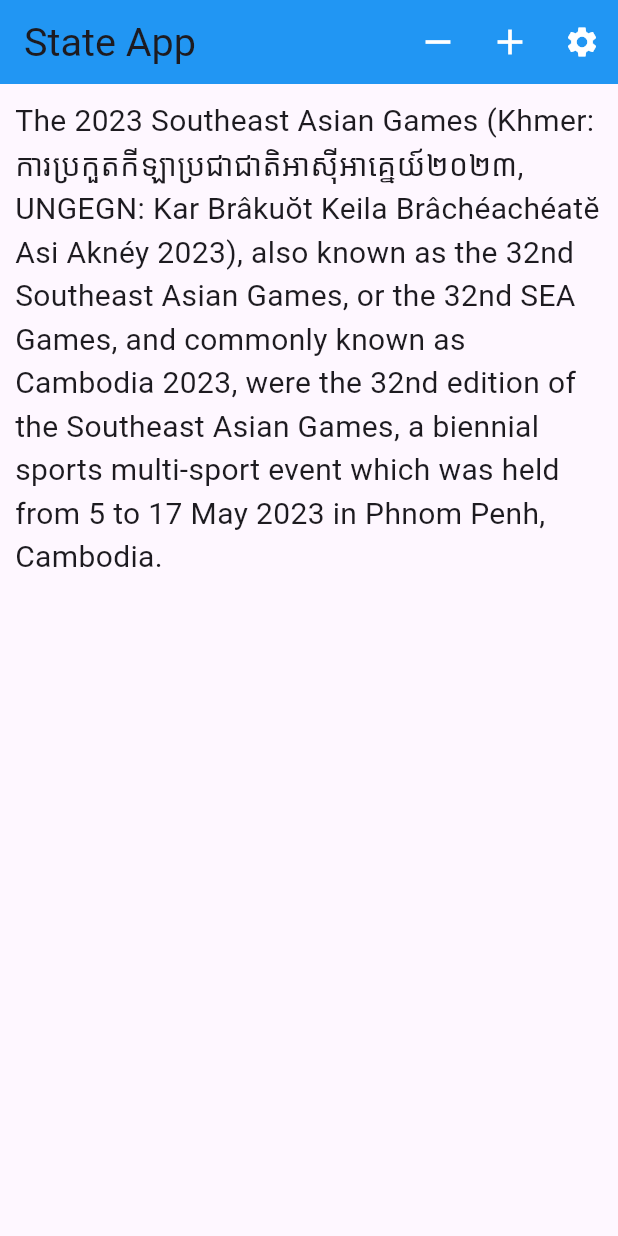
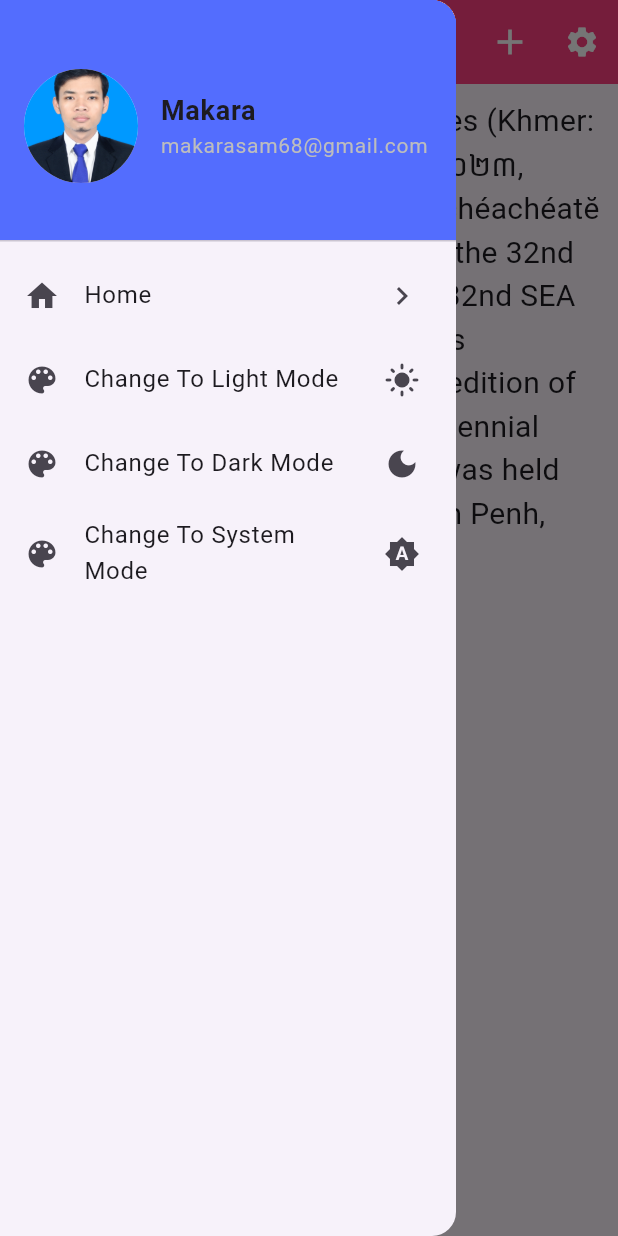
Before and after one commit to makararupp/Wedgit_Flutter, a Flutter app: the screen it shows after launch, with the side drawer open (before the commit the screen has no drawer), on a phone screen of 412 x 824 dp. Run offline on Flutter 3.47's test engine with Material 3 defaults, Android fonts, the light colour scheme and no system bars; our stand-ins replace font_awesome_flutter.

Commit message:
themData_with_Drawer

```diff
--- a/lib/state_module/apps/state_app.dart
+++ b/lib/state_module/apps/state_app.dart
@@ -15,12 +15,18 @@ class StateApp extends StatelessWidget {
       child: MaterialApp(
         home: StatePage(),
         debugShowCheckedModeBanner: false,
+        themeMode: ThemeMode.system,
         theme: ThemeData(
+           canvasColor: Colors.white,
+            appBarTheme: AppBarTheme(
+              color: Colors.pinkAccent,
+            ),
+        ),
+        darkTheme: ThemeData(
+          brightness: Brightness.dark,
+          primarySwatch: Colors.blue,
           appBarTheme: AppBarTheme(
-            color: Colors.blue,
-          ),
-          textTheme: Theme.of(context).textTheme.apply(
-            fontSizeFactor: 1.2, // Scale up all text sizes by 20%
+            color: Colors.blueGrey[900],
           ),
         ),
       ),
--- a/lib/state_module/logics/counter_logic.dart
+++ b/lib/state_module/logics/counter_logic.dart
@@ -13,4 +13,5 @@ class CounterLogic extends ChangeNotifier{
     _counter++;
     notifyListeners();
   }
+
 }
--- a/lib/state_module/pages/state_page.dart
+++ b/lib/state_module/pages/state_page.dart
@@ -18,10 +18,89 @@ class _StatePageState extends State<StatePage> {
     return Scaffold(
       appBar: _buildAppBar(),
       body: _buildBody(),
+      drawer: _buildDrawer(),
     );
   }
+  Widget _buildDrawer(){
+    return Drawer(
+      child: ListView(
+        children: [
+             DrawerHeader(
+               decoration: BoxDecoration(color: Colors.indigoAccent),
+              child: Row(
+                crossAxisAlignment: CrossAxisAlignment.center,
+                children: [
+                  Center(
+                    child: CircleAvatar(
+                      radius: 38,
+                      backgroundImage: AssetImage('assets/images/Profile.jpg'),
+                    ),
+                  ),
+                  SizedBox(width: 15.0),
+                  Expanded(
+                    child: Column(
+                      mainAxisAlignment: MainAxisAlignment.center,
+                      crossAxisAlignment: CrossAxisAlignment.start,
+                      children: [
+                        Text('Makara',
+                          style: TextStyle(
+                            fontSize: 18.0,
+                            fontWeight: FontWeight.bold,
+                          ),
+                        ),
+                        Text('makarasam68@gmail.com',
+                          style: TextStyle(fontSize: 14,
+                            color: Colors.grey[400],
+                            overflow: TextOverflow.ellipsis,
+                          ),
+                        )
+                      ],
+                    ),
+                  ),
+                ],
+              ),
+            ),
+          ListTile(
+            leading: Icon(Icons.home),
+            title: Text('Home'),
+            trailing: Icon(Icons.navigate_next),
+            onTap: (){
+              // Using for close.
+                Navigator.of(context).pop();
+            },
+          ),
+          ListTile(
+            leading: Icon(Icons.color_lens),
+            title: Text("Change To Light Mode"),
+            trailing: Icon(Icons.light_mode),
+            onTap: (){
+
+            },
+          ),
+          ListTile(
+            leading: Icon(Icons.color_lens),
+            title: Text("Change To Dark Mode"),
+            trailing: Icon(Icons.dark_mode),
+            onTap: (){
+
+            },
+          ),
+          ListTile(
+            leading: Icon(Icons.color_lens),
+            title: Text("Change To System Mode"),
+            trailing: Icon(Icons.brightness_auto),
+            onTap: (){
+
+            },
+          ),
+        ],
+      ),
+    );
+  }
+
   AppBar _buildAppBar(){
     return AppBar(
+      //backgroundColor: Colors.blue,
       title: Text("State App"),
       actions: [
         MinusButtonWidget(),
--- a/pubspec.yaml
+++ b/pubspec.yaml
@@ -67,6 +67,10 @@ flutter:
   #   - images/a_dot_burr.jpeg
   #   - images/a_dot_ham.jpeg
 
+  assets:
+      - assets/images/Profile.jpg
+
+
   # An image asset can refer to one or more resolution-specific "variants", see
   # https://flutter.dev/to/resolution-aware-images
 
```
Also changed, not shown: assets/images/Profile.jpg (added).
